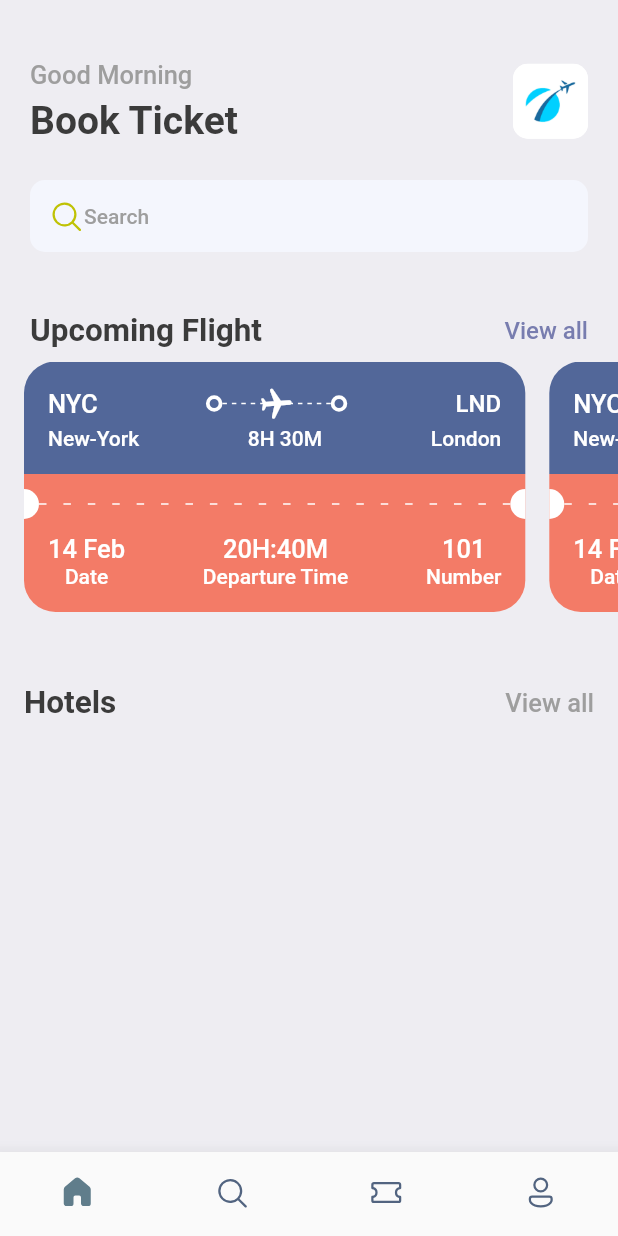
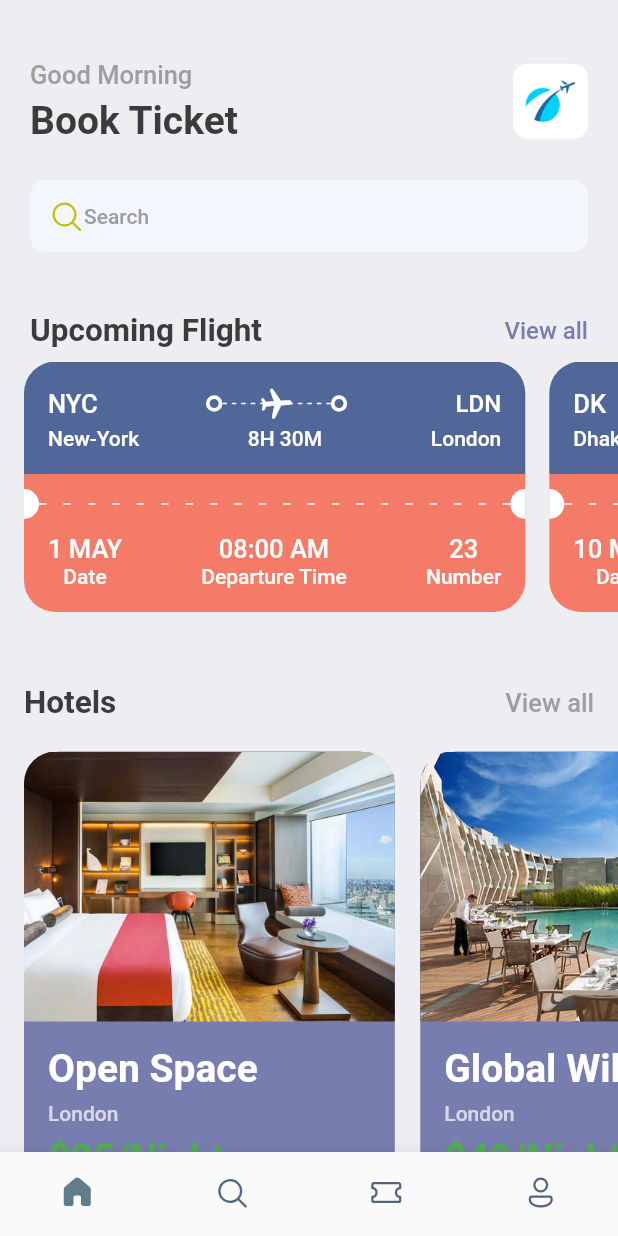
Before and after one commit to Raziur306/Ticket_Booking_Flutter, a Flutter app: the screen it shows after launch, on a phone screen of 412 x 824 dp. Run offline on Flutter 3.47's test engine with Material 2 defaults, Android fonts, the phone set to English and light mode, and no system bars; our stand-ins replace fluentui_icons, fluttertoast, gap.

Commit message:
home  ticket & hotel with dynamic value

```diff
--- /dev/null
+++ b/lib/db/hotel_list.dart
@@ -0,0 +1,20 @@
+List<Map<String, dynamic>> hotelList = [
+  {
+    'image': 'one.png',
+    'place': 'Open Space',
+    'destination': 'London',
+    'price': 25
+  },
+  {
+    'image': 'two.png',
+    'place': 'Global Will',
+    'destination': 'London',
+    'price': 40
+  },
+  {
+    'image': 'three.png',
+    'place': 'Tallest Building',
+    'destination': 'Dubai',
+    'price': 68
+  },
+];
--- /dev/null
+++ b/lib/db/ticket_list.dart
@@ -0,0 +1,30 @@
+List<Map<String, dynamic>> ticketList = [
+  {
+    'from': {
+      'code':"NYC",
+      'name':"New-York"
+    },
+    'to': {
+      'code':"LDN",
+      'name':"London"
+    },
+    'flying_time': '8H 30M',
+    'date': "1 MAY",
+    'departure_time':"08:00 AM",
+    "number":23
+  },
+  {
+    'from': {
+      'code':"DK",
+      'name':"Dhaka"
+    },
+    'to': {
+      'code':"SH",
+      'name':"Shanghai"
+    },
+    'flying_time': '4H 20M',
+    'date': "10 MAY",
+    'departure_time':"09:00 AM",
+    "number":45
+  },
+];
--- /dev/null
+++ b/lib/screens/components/HotelItemView.dart
@@ -0,0 +1,54 @@
+import 'package:flutter/cupertino.dart';
+import 'package:flutter/material.dart';
+import 'package:gap/gap.dart';
+import 'package:ticket_booking/utils/app_layout.dart';
+
+import '../../utils/app_styles.dart';
+
+class HotelItemView extends StatelessWidget {
+  final Map<String, dynamic> hotel;
+  const HotelItemView({Key? key, required this.hotel}) : super(key: key);
+
+  @override
+  Widget build(BuildContext context) {
+    final size = AppLayout.getSize(context);
+    return Container(
+      width: size.width*0.6,
+      height: 350,
+      margin: const EdgeInsets.only(right: 17, top:5),
+      decoration: BoxDecoration(
+        color: Styles.primaryColor,
+        borderRadius: BorderRadius.circular(24)
+      ),
+      child: Column(
+        crossAxisAlignment: CrossAxisAlignment.start,
+        children: [
+        Container(
+          height: 180,
+          decoration: BoxDecoration(
+            borderRadius: const BorderRadius.only(topRight: Radius.circular(21), topLeft: Radius.circular(21)),
+            image:  DecorationImage(
+              fit: BoxFit.cover,
+              image: AssetImage("assets/images/${hotel["image"]}"),
+            )
+          ),
+        ),
+          Container(
+            padding: const EdgeInsets.all(16),
+            child: Column(
+              crossAxisAlignment: CrossAxisAlignment.start,
+              children:  [
+                 Text(hotel["place"], style: Styles.headLineStyle1.copyWith(color:Colors.white),),
+                 const Gap(7),
+                 Text(hotel["destination"], style: Styles.headLineStyle4.copyWith(color: Colors.white70),),
+                const Gap(7),
+                Text("\$${hotel["price"]}/Night", style: Styles.headLineStyle1.copyWith(color:Colors.green),),
+              ],
+            ),
+          )
+
+
+      ],)
+    );
+  }
+}
--- a/lib/screens/components/ticket_view.dart
+++ b/lib/screens/components/ticket_view.dart
@@ -7,7 +7,8 @@ import 'package:ticket_booking/utils/app_styles.dart';
 import 'package:ticket_booking/widgets/circle_shape.dart';
 
 class TicketView extends StatelessWidget {
-  const TicketView({Key? key}) : super(key: key);
+  final Map<String, dynamic> tickets;
+  const TicketView({Key? key , required this.tickets}) : super(key: key);
 
   @override
   Widget build(BuildContext context) {
@@ -29,7 +30,7 @@ class TicketView extends StatelessWidget {
                 children: [
                   Row(
                     children: [
-                      Text("NYC", style: Styles.headLineStyle3.copyWith(color: Colors.white)),
+                      Text(tickets["from"]["code"], style: Styles.headLineStyle3.copyWith(color: Colors.white)),
                      const Spacer(),
                      const RoundShape(),
                     Expanded(child: Stack(
@@ -60,16 +61,16 @@ class TicketView extends StatelessWidget {
 
                     const  RoundShape(),
                     const Spacer(),
-                      Text("LND",style: Styles.textStyle.copyWith(color: Colors.white)),
+                      Text(tickets["to"]["code"],style: Styles.textStyle.copyWith(color: Colors.white)),
                     ],
                   ),
                   const Gap(3),
                   Row(
                     mainAxisAlignment: MainAxisAlignment.spaceBetween,
                     children: [
-                    Text("New-York", style: Styles.headLineStyle4.copyWith(color: Colors.white),),
-                    Text("8H 30M",style: Styles.headLineStyle4.copyWith(color:Colors.white),),
-                    Text("London",style: Styles.headLineStyle4.copyWith(color:Colors.white)),
+                    Text(tickets["from"]["name"], style: Styles.headLineStyle4.copyWith(color: Colors.white),),
+                    Text(tickets["flying_time"],style: Styles.headLineStyle4.copyWith(color:Colors.white),),
+                    Text(tickets["to"]["name"],style: Styles.headLineStyle4.copyWith(color:Colors.white)),
                   ],)
                 ],
               ),
@@ -129,19 +130,19 @@ class TicketView extends StatelessWidget {
                     children: [
                       Column(
                         children: [
-                          Text("14 Feb", style: Styles.headLineStyle3.copyWith(color:Colors.white)),
+                          Text(tickets["date"], style: Styles.headLineStyle3.copyWith(color:Colors.white)),
                           Text("Date", style: Styles.headLineStyle4.copyWith(color: Colors.white))
                         ],
                       ),
                       Column(
                         children: [
-                          Text("20H:40M", style: Styles.headLineStyle3.copyWith(color:Colors.white)),
+                          Text(tickets["departure_time"], style: Styles.headLineStyle3.copyWith(color:Colors.white)),
                           Text("Departure Time", style: Styles.headLineStyle4.copyWith(color: Colors.white))
                         ],
                       ),
                       Column(
                         children: [
-                          Text("101", style: Styles.headLineStyle3.copyWith(color:Colors.white)),
+                          Text(tickets["number"].toString(), style: Styles.headLineStyle3.copyWith(color:Colors.white)),
                           Text("Number", style: Styles.headLineStyle4.copyWith(color: Colors.white))
                         ],
                       )
--- a/lib/screens/home_screen.dart
+++ b/lib/screens/home_screen.dart
@@ -3,8 +3,12 @@ import 'package:flutter/cupertino.dart';
 import 'package:flutter/material.dart';
 import 'package:fluttertoast/fluttertoast.dart';
 import 'package:gap/gap.dart';
+import 'package:ticket_booking/db/hotel_list.dart';
 import 'package:ticket_booking/screens/components/ticket_view.dart';
 import 'package:ticket_booking/utils/app_styles.dart';
+
+import '../db/ticket_list.dart';
+import 'components/HotelItemView.dart';
 
 class HomeScreen extends StatelessWidget {
   const HomeScreen({Key? key}) : super(key: key);
@@ -91,12 +95,7 @@ class HomeScreen extends StatelessWidget {
             padding: const EdgeInsets.only(left: 16),
             scrollDirection: Axis.horizontal,
             child: Row(
-              children:const [
-                TicketView(),
-                TicketView(),
-                TicketView(),
-
-              ],
+              children:ticketList.map((e) => TicketView(tickets: e)).toList(),
             ),
           ),
 
@@ -109,7 +108,15 @@ class HomeScreen extends StatelessWidget {
               Text("Hotels", style: Styles.headLineStyle2,),
               Text("View all",style: Styles.headLineStyle3,),
             ],),
-          )
+          ),
+          const Gap(15),
+        SingleChildScrollView(
+          padding: const EdgeInsets.only(left: 16),
+          scrollDirection: Axis.horizontal,
+          child: Row(children: hotelList.map((e) => HotelItemView(hotel: e) ).toList())
+        ),
+         const Gap(20),
+
 
         ],
       ),
```
